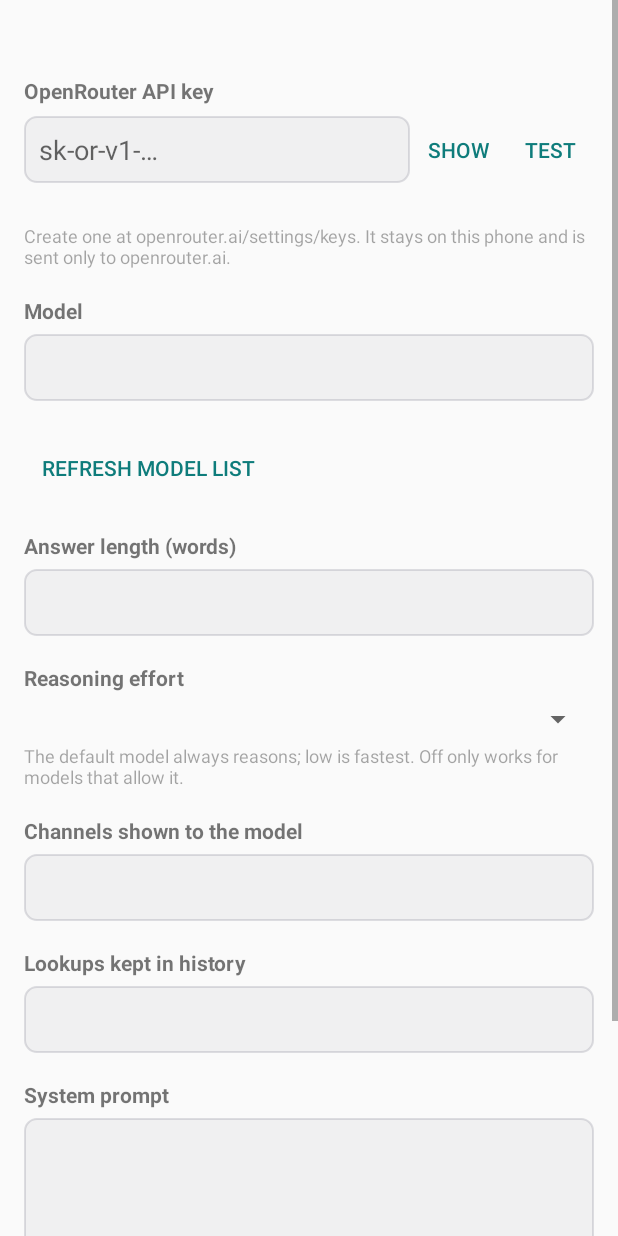
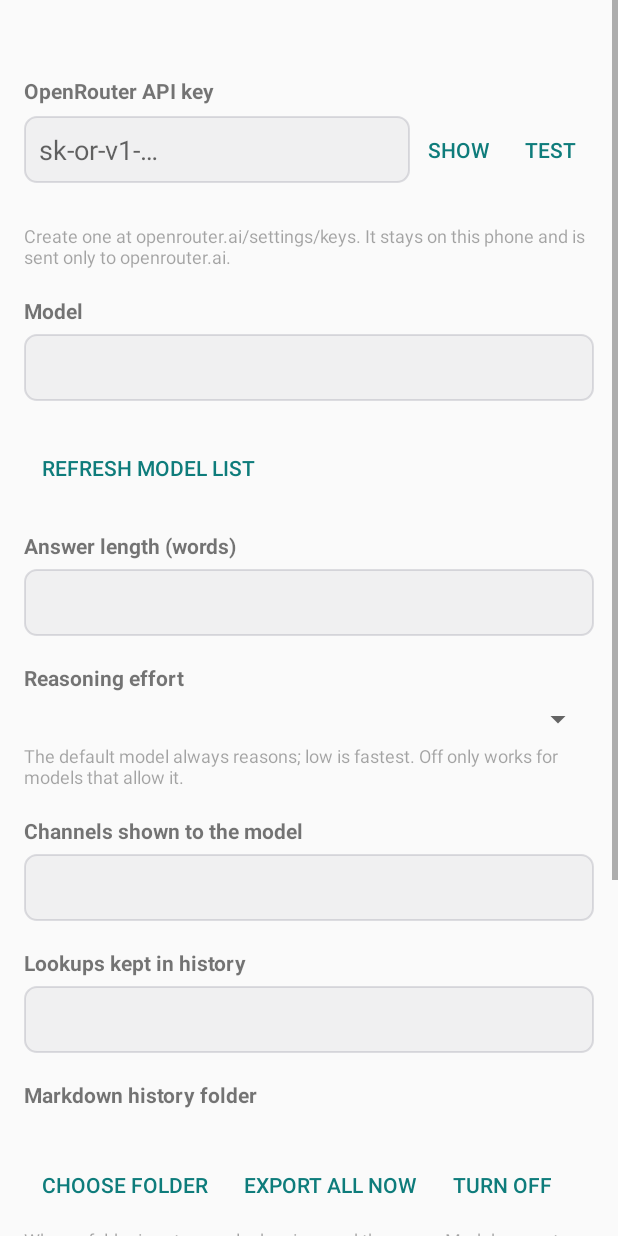
Before and after one commit to ByTheSeaL/read_depth, an Android app: the layout activity_settings.xml on its own in the app's theme, with its tools: preview values and no code run, on a phone screen of 412 x 824 dp. Run offline under Robolectric (Android 15) with nearby library versions, the phone set to English and light mode, and no system bars.

Commit message:
Android: Markdown history of every lookup
When a folder is chosen in settings (system folder picker, so it can be
anywhere, e.g. an Obsidian vault), each lookup is saved as a Markdown
note: front matter, the term, its channel, the explanation and its
follow-ups. The note is rewritten when the lookup is re-explained,
followed up, moved, or its channel renamed; Export all now covers
earlier lookups. Nothing is written with no folder set.

Co-Authored-By: Claude Opus 5.5 <noreply@anthropic.com>
Claude-Session: https://claude.ai/code/session_01BtRMhPK1i275JhAGFyCMPc

```diff
--- a/android/app/src/main/java/com/readdepth/LookupPanel.kt
+++ b/android/app/src/main/java/com/readdepth/LookupPanel.kt
@@ -292,6 +292,8 @@ class LookupPanel(
 		follow.setText("")
 	}
 
+	override fun onNotice(message: String) = showStatus(message, isError = true)
+
 	override fun onError(op: LookupEngine.Op, message: String, needsKey: Boolean) {
 		setBusy(false)
 		showStatus(message, isError = true)
--- a/android/app/src/main/java/com/readdepth/Store.kt
+++ b/android/app/src/main/java/com/readdepth/Store.kt
@@ -67,6 +67,7 @@ class Store private constructor(private val file: File) {
 				.put("gist", l.gist)
 				.put("model", l.model)
 				.put("createdAt", l.createdAt)
+				.put("exportName", l.exportName)
 				.put("thread", JSONArray(l.thread.map { t ->
 					JSONObject().put("q", t.q).put("a", t.a).put("createdAt", t.createdAt)
 				}))
@@ -109,7 +110,8 @@ class Store private constructor(private val file: File) {
 					thread      = (0 until thread.length()).map { j ->
 						val t = thread.getJSONObject(j)
 						Turn(t.optString("q"), t.optString("a"), t.optLong("createdAt"))
-					}.toMutableList()
+					}.toMutableList(),
+					exportName  = l.optString("exportName")
 				)
 			}.toMutableList(),
 			pinnedChannelId = if (json.isNull("pinnedChannelId")) null else json.optString("pinnedChannelId")
--- a/android/app/src/main/res/layout/activity_settings.xml
+++ b/android/app/src/main/res/layout/activity_settings.xml
@@ -93,6 +93,40 @@
 		<TextView style="@style/SettingsLabel" android:text="Lookups kept in history" />
 		<EditText android:id="@+id/history_limit" style="@style/SettingsNumber" />
 
+		<TextView style="@style/SettingsLabel" android:text="Markdown history folder" />
+		<TextView android:id="@+id/export_folder" style="@style/SettingsHint" />
+
+		<LinearLayout
+			android:layout_width="match_parent"
+			android:layout_height="wrap_content"
+			android:orientation="horizontal">
+
+			<Button
+				android:id="@+id/choose_folder"
+				style="@style/Widget.AppCompat.Button.Borderless.Colored"
+				android:layout_width="wrap_content"
+				android:layout_height="wrap_content"
+				android:text="Choose folder" />
+
+			<Button
+				android:id="@+id/export_all"
+				style="@style/Widget.AppCompat.Button.Borderless.Colored"
+				android:layout_width="wrap_content"
+				android:layout_height="wrap_content"
+				android:text="Export all now" />
+
+			<Button
+				android:id="@+id/export_off"
+				style="@style/Widget.AppCompat.Button.Borderless.Colored"
+				android:layout_width="wrap_content"
+				android:layout_height="wrap_content"
+				android:text="Turn off" />
+		</LinearLayout>
+
+		<TextView
+			style="@style/SettingsHint"
+			android:text="When a folder is set, every lookup is saved there as a Markdown note (term, channel, explanation and follow-ups) and updated as it changes. A folder inside an Obsidian vault works well." />
+
 		<TextView style="@style/SettingsLabel" android:text="System prompt" />
 		<EditText
 			android:id="@+id/system_prompt"
```
Also changed, not shown: android/app/src/main/java/com/readdepth/ChannelsActivity.kt (+23 -1 lines), android/app/src/main/java/com/readdepth/Core.kt (+66 -1 lines), android/app/src/main/java/com/readdepth/Exporter.kt (added, +99 -0 lines), android/app/src/main/java/com/readdepth/LookupEngine.kt (+16 -1 lines), android/app/src/main/java/com/readdepth/Prefs.kt (+8 -0 lines), android/app/src/main/java/com/readdepth/SettingsActivity.kt (+68 -0 lines), 4 other files.
